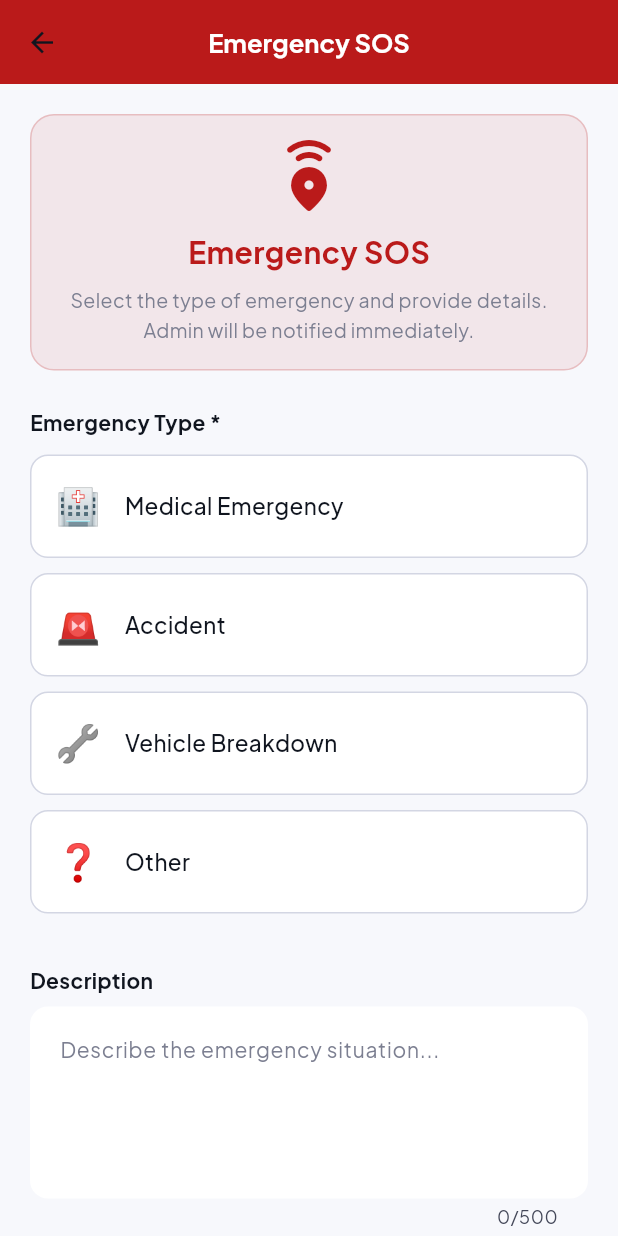
After one commit to Sumit46p/Sarathi, a Flutter app: the EmergencyScreen screen opened directly, on a phone screen of 412 x 824 dp. The commit adds this screen. Run offline on Flutter 3.47's test engine with Material 3 defaults, Android fonts, the phone set to English and light mode, and no system bars; our stand-ins replace audioplayers, flutter_map, flutter_secure_storage, geolocator, google_fonts, image_picker and 2 more; accounts and stored records are empty; network calls fail.

Commit message:
feat: add emergency SOS system with admin dispatch
Backend:
- Add EmergencyRequest model with status tracking
- Add emergency request creation endpoint for drivers
- Add admin endpoints for listing, dispatching, and resolving emergencies
- Auto-create notifications when emergency is submitted or dispatched
- Create migrations for Notification and EmergencyRequest models

Driver App:
- Add EmergencyScreen with location capture, description, and photo upload
- Replace SOS dialog with EmergencyScreen navigation
- Add API methods for emergency CRUD operations

Frontend Admin:
- Add Emergency tab to dashboard sidebar with pending count badge
- Add emergency request table with dispatch and resolve actions
- Auto-refresh emergency data every 5 seconds

```diff
--- /dev/null
+++ b/driver_app/lib/screens/emergency_screen.dart
@@ -0,0 +1,573 @@
+import 'dart:io';
+import 'package:flutter/material.dart';
+import 'package:flutter/services.dart';
+import 'package:geolocator/geolocator.dart';
+import 'package:image_picker/image_picker.dart';
+import 'package:google_fonts/google_fonts.dart';
+import '../theme.dart';
+import '../services/api_service.dart';
+
+class EmergencyScreen extends StatefulWidget {
+  const EmergencyScreen({super.key});
+
+  @override
+  State<EmergencyScreen> createState() => _EmergencyScreenState();
+}
+
+class _EmergencyScreenState extends State<EmergencyScreen> {
+  final _formKey = GlobalKey<FormState>();
+  final _descriptionController = TextEditingController();
+  final ImagePicker _imagePicker = ImagePicker();
+
+  String? _selectedEmergencyType;
+  bool _isLoading = false;
+  String? _errorMsg;
+  String? _successMsg;
+  Position? _currentPosition;
+  bool _isLoadingLocation = true;
+  File? _selectedImage;
+
+  final List<Map<String, String>> _emergencyTypes = [
+    {'value': 'medical', 'label': 'Medical Emergency', 'icon': '🏥'},
+    {'value': 'accident', 'label': 'Accident', 'icon': '🚨'},
+    {'value': 'breakdown', 'label': 'Vehicle Breakdown', 'icon': '🔧'},
+    {'value': 'other', 'label': 'Other', 'icon': '❓'},
+  ];
+
+  @override
+  void initState() {
+    super.initState();
+    _getCurrentLocation();
+  }
+
+  @override
+  void dispose() {
+    _descriptionController.dispose();
+    super.dispose();
+  }
+
+  Future<void> _getCurrentLocation() async {
+    setState(() => _isLoadingLocation = true);
+
+    try {
+      bool serviceEnabled = await Geolocator.isLocationServiceEnabled();
+      if (!serviceEnabled) {
+        setState(() => _isLoadingLocation = false);
+        return;
+      }
+
+      LocationPermission permission = await Geolocator.checkPermission();
+      if (permission == LocationPermission.denied) {
+        permission = await Geolocator.requestPermission();
+        if (permission == LocationPermission.denied) {
+          setState(() => _isLoadingLocation = false);
+          return;
+        }
+      }
+
+      if (permission == LocationPermission.deniedForever) {
+        setState(() => _isLoadingLocation = false);
+        return;
+      }
+
+      Position position = await Geolocator.getCurrentPosition(
+        desiredAccuracy: LocationAccuracy.high,
+      );
+
+      if (mounted) {
+        setState(() {
+          _currentPosition = position;
+          _isLoadingLocation = false;
+        });
+      }
+    } catch (e) {
+      if (mounted) {
+        setState(() => _isLoadingLocation = false);
+      }
+    }
+  }
+
+  Future<void> _pickImage(ImageSource source) async {
+    try {
+      final XFile? image = await _imagePicker.pickImage(
+        source: source,
+        maxWidth: 1024,
+        maxHeight: 1024,
+        imageQuality: 80,
+      );
+
+      if (image != null && mounted) {
+        setState(() {
+          _selectedImage = File(image.path);
+        });
+      }
+    } catch (e) {
+      if (mounted) {
+        ScaffoldMessenger.of(context).showSnackBar(
+          const SnackBar(content: Text('Failed to pick image'), backgroundColor: Colors.red),
+        );
+      }
+    }
+  }
+
+  Future<void> _submitEmergency() async {
+    if (_formKey.currentState!.validate()) {
+      if (_selectedEmergencyType == null) {
+        setState(() => _errorMsg = 'Please select an emergency type');
+        return;
+      }
+
+      HapticFeedback.heavyImpact();
+      setState(() {
+        _isLoading = true;
+        _errorMsg = null;
+        _successMsg = null;
+      });
+
+      Map<String, double>? location;
+      if (_currentPosition != null) {
+        location = {
+          'lat': _currentPosition!.latitude,
+          'lng': _currentPosition!.longitude,
+        };
+      }
+
+      final success = await ApiService.createEmergencyRequest(
+        emergencyType: _selectedEmergencyType!,
+        description: _descriptionController.text.trim(),
+        location: location,
+        imagePath: _selectedImage?.path,
+      );
+
+      if (!mounted) return;
+      setState(() => _isLoading = false);
+
+      if (success) {
+        HapticFeedback.mediumImpact();
+        setState(() {
+          _successMsg = 'Emergency request sent successfully. Help is on the way!';
+          _errorMsg = null;
+        });
+
+        // Play emergency sound
+        try {
+          // You can add emergency sound here
+        } catch (e) {
+          // Ignore sound errors
+        }
+
+        // Navigate back after 3 seconds
+        Future.delayed(const Duration(seconds: 3), () {
+          if (mounted) {
+            Navigator.of(context).pop(true);
+          }
+        });
+      } else {
+        setState(() {
+          _errorMsg = 'Failed to send emergency request. Please try again.';
+          _successMsg = null;
+        });
+      }
+    }
+  }
+
+  @override
+  Widget build(BuildContext context) {
+    return Scaffold(
+      backgroundColor: AppTheme.background,
+      appBar: AppBar(
+        title: Text('Emergency SOS', style: GoogleFonts.plusJakartaSans(fontWeight: FontWeight.w700, color: Colors.white)),
+        backgroundColor: AppTheme.errorColor,
+        elevation: 0,
+        automaticallyImplyLeading: true,
+      ),
+      body: SingleChildScrollView(
+        physics: const BouncingScrollPhysics(),
+        padding: const EdgeInsets.all(20),
+        child: Form(
+          key: _formKey,
+          child: Column(
+            crossAxisAlignment: CrossAxisAlignment.stretch,
+            children: [
+              if (_successMsg != null) ...[
+                Container(
+                  padding: const EdgeInsets.all(16),
+                  decoration: BoxDecoration(
+                    color: AppTheme.secondaryColor.withValues(alpha: 0.1),
+                    borderRadius: BorderRadius.circular(12),
+                    border: Border.all(color: AppTheme.secondaryColor.withValues(alpha: 0.3)),
+                  ),
+                  child: Row(
+                    children: [
+                      const Icon(Icons.check_circle_rounded, color: AppTheme.secondaryColor, size: 20),
+                      const SizedBox(width: 12),
+                      Expanded(
+                        child: Text(
+                          _successMsg!,
+                          style: GoogleFonts.plusJakartaSans(color: AppTheme.secondaryColor, fontWeight: FontWeight.w600),
+                        ),
+                      ),
+                    ],
+                  ),
+                ),
+                const SizedBox(height: 20),
+              ],
+
+              if (_errorMsg != null) ...[
+                Container(
+                  padding: const EdgeInsets.all(16),
+                  decoration: BoxDecoration(
+                    color: AppTheme.errorColor.withValues(alpha: 0.1),
+                    borderRadius: BorderRadius.circular(12),
+                    border: Border.all(color: AppTheme.errorColor.withValues(alpha: 0.3)),
+                  ),
+                  child: Row(
+                    children: [
+                      const Icon(Icons.error_outline_rounded, color: AppTheme.errorColor, size: 20),
+                      const SizedBox(width: 12),
+                      Expanded(
+                        child: Text(
+                          _errorMsg!,
+                          style: GoogleFonts.plusJakartaSans(color: AppTheme.errorColor, fontWeight: FontWeight.w600),
+                        ),
+                      ),
+                    ],
+                  ),
+                ),
+                const SizedBox(height: 20),
+              ],
+
+              Container(
+                padding: const EdgeInsets.all(16),
+                decoration: BoxDecoration(
+                  color: AppTheme.errorColor.withValues(alpha: 0.08),
+                  borderRadius: BorderRadius.circular(16),
+                  border: Border.all(color: AppTheme.errorColor.withValues(alpha: 0.2)),
+                ),
+                child: Column(
+                  children: [
+                    Icon(Icons.emergency_share_rounded, size: 48, color: AppTheme.errorColor),
+                    const SizedBox(height: 12),
+                    Text(
+                      'Emergency SOS',
+                      style: GoogleFonts.plusJakartaSans(
+                        fontSize: 20,
+                        fontWeight: FontWeight.w700,
+                        color: AppTheme.errorColor,
+                      ),
+                    ),
+                    const SizedBox(height: 8),
+                    Text(
+                      'Select the type of emergency and provide details. Admin will be notified immediately.',
+                      textAlign: TextAlign.center,
+                      style: GoogleFonts.plusJakartaSans(
+                        fontSize: 13,
+                        color: AppTheme.outline,
+                        height: 1.5,
+                      ),
+                    ),
+                  ],
+                ),
+              ),
+              const SizedBox(height: 24),
+
+              Text(
+                'Emergency Type *',
+                style: GoogleFonts.plusJakartaSans(
+                  fontSize: 14,
+                  fontWeight: FontWeight.w700,
+                  color: AppTheme.onSurface,
+                ),
+              ),
+              const SizedBox(height: 12),
+
+              ..._emergencyTypes.map((type) {
+                final isSelected = _selectedEmergencyType == type['value'];
+                return GestureDetector(
+                  onTap: () {
+                    HapticFeedback.lightImpact();
+                    setState(() {
+                      _selectedEmergencyType = type['value'];
+                      _errorMsg = null;
+                    });
+                  },
+                  child: Container(
+                    margin: const EdgeInsets.only(bottom: 10),
+                    padding: const EdgeInsets.all(16),
+                    decoration: BoxDecoration(
+                      color: isSelected ? AppTheme.errorColor.withValues(alpha: 0.1) : AppTheme.surfaceLowest,
+                      borderRadius: BorderRadius.circular(12),
+                      border: Border.all(
+                        color: isSelected ? AppTheme.errorColor : AppTheme.outlineVariant,
+                        width: isSelected ? 2 : 1,
+                      ),
+                    ),
+                    child: Row(
+                      children: [
+                        Text(
+                          type['icon']!,
+                          style: const TextStyle(fontSize: 24),
+                        ),
+                        const SizedBox(width: 16),
+                        Text(
+                          type['label']!,
+                          style: GoogleFonts.plusJakartaSans(
+                            fontSize: 15,
+                            fontWeight: isSelected ? FontWeight.w700 : FontWeight.w500,
+                            color: isSelected ? AppTheme.errorColor : AppTheme.onSurface,
+                          ),
+                        ),
+                        if (isSelected) ...[
+                          const Spacer(),
+                          Icon(Icons.check_circle_rounded, color: AppTheme.errorColor, size: 20),
+                        ],
+                      ],
+                    ),
+                  ),
+                );
+              }).toList(),
+
+              const SizedBox(height: 24),
+
+              Text(
+                'Description',
+                style: GoogleFonts.plusJakartaSans(
+                  fontSize: 14,
+                  fontWeight: FontWeight.w700,
+                  color: AppTheme.onSurface,
+                ),
+              ),
+              const SizedBox(height: 8),
+              TextFormField(
+                controller: _descriptionController,
+                maxLines: 4,
+                maxLength: 500,
+                decoration: InputDecoration(
+                  hintText: 'Describe the emergency situation...',
+                  filled: true,
+                  fillColor: AppTheme.surfaceLowest,
+                  border: OutlineInputBorder(
+                    borderRadius: BorderRadius.circular(12),
+                    borderSide: BorderSide.none,
+                  ),
+                  enabledBorder: OutlineInputBorder(
+                    borderRadius: BorderRadius.circular(12),
+                    borderSide: BorderSide.none,
+                  ),
+                  focusedBorder: OutlineInputBorder(
+                    borderRadius: BorderRadius.circular(12),
+                    borderSide: BorderSide(color: AppTheme.errorColor, width: 1.5),
+                  ),
+                ),
+                validator: (value) {
+                  if (value == null || value.isEmpty) {
+                    return 'Please provide a description';
+                  }
+                  return null;
+                },
+              ),
+
+              const SizedBox(height: 24),
+
+              Text(
+                'Location',
+                style: GoogleFonts.plusJakartaSans(
+                  fontSize: 14,
+                  fontWeight: FontWeight.w700,
+                  color: AppTheme.onSurface,
+                ),
+              ),
+              const SizedBox(height: 8),
+              Container(
+                padding: const EdgeInsets.all(16),
+                decoration: BoxDecoration(
+                  color: AppTheme.surfaceLowest,
+                  borderRadius: BorderRadius.circular(12),
+                  border: Border.all(color: AppTheme.outlineVariant),
+                ),
+                child: _isLoadingLocation
+                    ? Row(
+                        children: [
+                          const SizedBox(
+                            width: 20,
+                            height: 20,
+                            child: CircularProgressIndicator(strokeWidth: 2, color: AppTheme.errorColor),
+                          ),
+                          const SizedBox(width: 12),
+                          Text(
+                            'Getting location...',
+                            style: GoogleFonts.plusJakartaSans(color: AppTheme.outline),
+                          ),
+                        ],
+                      )
+                    : _currentPosition != null
+                        ? Row(
+                            children: [
+                              const Icon(Icons.location_on_rounded, color: AppTheme.errorColor, size: 20),
+                              const SizedBox(width: 12),
+                              Expanded(
+                                child: Column(
+                                  crossAxisAlignment: CrossAxisAlignment.start,
+                                  children: [
+                                    Text(
+                                      'Location captured',
+                                      style: GoogleFonts.plusJakartaSans(
+                                        fontWeight: FontWeight.w600,
+                                        color: AppTheme.onSurface,
+                                      ),
+                                    ),
+                                    Text(
+                                      '${_currentPosition!.latitude.toStringAsFixed(6)}, ${_currentPosition!.longitude.toStringAsFixed(6)}',
+                                      style: GoogleFonts.plusJakartaSans(
+                                        fontSize: 12,
+                                        color: AppTheme.outline,
+                                      ),
+                                    ),
+                                  ],
+                                ),
+                              ),
+                              Icon(Icons.check_circle_rounded, color: AppTheme.secondaryColor, size: 20),
+                            ],
+                          )
+                        : Row(
+                            children: [
+                              Icon(Icons.location_off_rounded, color: AppTheme.errorColor, size: 20),
+                              const SizedBox(width: 12),
+                              Expanded(
+                                child: Text(
+                                  'Location not available. Emergency will be sent without location.',
+                                  style: GoogleFonts.plusJakartaSans(color: AppTheme.outline),
+                                ),
+                              ),
+                            ],
+                          ),
+              ),
+
+              const SizedBox(height: 24),
+
+              Text(
+                'Photo Evidence',
+                style: GoogleFonts.plusJakartaSans(
+                  fontSize: 14,
+                  fontWeight: FontWeight.w700,
+                  color: AppTheme.onSurface,
+                ),
+              ),
+              const SizedBox(height: 8),
+              Row(
+                children: [
+                  Expanded(
+                    child: OutlinedButton.icon(
+                      onPressed: () => _pickImage(ImageSource.camera),
+                      icon: const Icon(Icons.camera_alt_rounded, size: 20),
+                      label: Text('Camera', style: GoogleFonts.plusJakartaSans(fontWeight: FontWeight.w600)),
+                      style: OutlinedButton.styleFrom(
+                        foregroundColor: AppTheme.errorColor,
+                        side: BorderSide(color: AppTheme.errorColor.withValues(alpha: 0.3)),
+                        padding: const EdgeInsets.symmetric(vertical: 14),
+                      ),
+                    ),
+                  ),
+                  const SizedBox(width: 12),
+                  Expanded(
+                    child: OutlinedButton.icon(
+                      onPressed: () => _pickImage(ImageSource.gallery),
+                      icon: const Icon(Icons.photo_library_rounded, size: 20),
+                      label: Text('Gallery', style: GoogleFonts.plusJakartaSans(fontWeight: FontWeight.w600)),
+                      style: OutlinedButton.styleFrom(
+                        foregroundColor: AppTheme.errorColor,
+                        side: BorderSide(color: AppTheme.errorColor.withValues(alpha: 0.3)),
+                        padding: const EdgeInsets.symmetric(vertical: 14),
+                      ),
+                    ),
+                  ),
+                ],
+              ),
+              if (_selectedImage != null) ...[
+                const SizedBox(height: 12),
+                Stack(
+                  children: [
+                    Container(
+                      height: 150,
+                      decoration: BoxDecoration(
+                        borderRadius: BorderRadius.circular(12),
+                        image: DecorationImage(
+                          image: FileImage(_selectedImage!),
+                          fit: BoxFit.cover,
+                        ),
+                      ),
+                    ),
+                    Positioned(
+                      top: 8,
+                      right: 8,
+                      child: GestureDetector(
+                        onTap: () => setState(() => _selectedImage = null),
+                        child: Container(
+                          padding: const EdgeInsets.all(4),
+                          decoration: const BoxDecoration(
+                            color: Colors.black54,
+                            shape: BoxShape.circle,
+                          ),
+                          child: const Icon(Icons.close_rounded, color: Colors.white, size: 18),
+                        ),
+                      ),
+                    ),
+                  ],
+                ),
+              ],
+
+              const SizedBox(height: 32),
+
+              SizedBox(
+                width: double.infinity,
+                height: 56,
+                child: ElevatedButton(
+                  onPressed: _isLoading ? null : _submitEmergency,
+                  style: ElevatedButton.styleFrom(
+                    backgroundColor: AppTheme.errorColor,
+                    foregroundColor: Colors.white,
+                    disabledBackgroundColor: AppTheme.errorColor.withValues(alpha: 0.6),
+                    shape: RoundedRectangleBorder(
+                      borderRadius: BorderRadius.circular(AppTheme.radiusMd),
+                    ),
+                    elevation: 0,
+                  ),
+                  child: _isLoading
+                      ? const SizedBox(
+                          height: 24,
+                          width: 24,
+                          child: CircularProgressIndicator(
+                            color: Colors.white,
+                            strokeWidth: 2.5,
+                          ),
+                        )
+                      : Text(
+                          'Send Emergency Request',
+                          style: GoogleFonts.plusJakartaSans(
+                            fontSize: 16,
+                            fontWeight: FontWeight.w700,
+                            color: Colors.white,
+                            letterSpacing: 0.3,
+                          ),
+                        ),
+                ),
+              ),
+
+              const SizedBox(height: 16),
+
+              Text(
+                'Your emergency request will be sent to the admin immediately. Please stay safe.',
+                textAlign: TextAlign.center,
+                style: GoogleFonts.plusJakartaSans(
+                  fontSize: 12,
+                  color: AppTheme.outline,
+                  height: 1.5,
+                ),
+              ),
+            ],
+          ),
+        ),
+      ),
+    );
+  }
+}
--- a/driver_app/lib/services/api_service.dart
+++ b/driver_app/lib/services/api_service.dart
@@ -764,4 +764,94 @@ class ApiService {
   }
 
   static void _log(String message) => print('[ApiService] $message');
+
+  static Future<bool> createEmergencyRequest({
+    required String emergencyType,
+    String? description,
+    Map<String, double>? location,
+    String? imagePath,
+  }) async {
+    try {
+      final request = http.MultipartRequest(
+        'POST',
+        Uri.parse('$_baseUrl/api/emergency/requests/create/'),
+      );
+      request.fields['emergency_type'] = emergencyType;
+      if (description != null && description.isNotEmpty) {
+        request.fields['description'] = description;
+      }
+      if (location != null) {
+        request.fields['location'] = jsonEncode(location);
+      }
+      if (imagePath != null) {
+        request.files.add(
+          await http.MultipartFile.fromPath('image', imagePath),
+        );
+      }
+
+      final streamed = await request.send().timeout(const Duration(seconds: 30));
+      final response = await http.Response.fromStream(streamed);
+
+      if (response.statusCode == 201 || response.statusCode == 200) {
+        return true;
+      } else {
+        _log('createEmergencyRequest failed [${response.statusCode}]: ${response.body}');
+        return false;
+      }
+    } catch (e) {
+      _log('createEmergencyRequest exception: $e');
+      return false;
+    }
+  }
+
+  static Future<List<dynamic>> getEmergencyRequests() async {
+    try {
+      final response = await _authenticatedRequest(
+        (headers) => http.get(
+          Uri.parse('$_baseUrl/api/emergency/requests/'),
+          headers: headers,
+        ),
+      );
+      if (response.statusCode == 200) {
+        final data = jsonDecode(response.body) as List<dynamic>;
+        return data;
+      }
+      return [];
+    } on ApiException catch (e) {
+      _log('getEmergencyRequests failed: $e');
+      rethrow;
+    }
+  }
+
+  static Future<bool> dispatchEmergencyRequest({
+    required int requestId,
+    required int vehicleId,
+  }) async {
+    try {
+      final response = await _authenticatedRequest(
+        (headers) => http.post(
+          Uri.parse('$_baseUrl/api/emergency/requests/$requestId/dispatch/'),
+          headers: headers,
+          body: jsonEncode({'vehicle_id': vehicleId}),
+        ),
+      );
+      return response.statusCode == 200;
+    } on ApiException {
+      return false;
+    }
+  }
+
+  static Future<bool> resolveEmergencyRequest(int requestId) async {
+    try {
+      final response = await _authenticatedRequest(
+        (headers) => http.post(
+          Uri.parse('$_baseUrl/api/emergency/requests/$requestId/resolve/'),
+          headers: headers,
+        ),
+      );
+      return response.statusCode == 200;
+    } on ApiException {
+      return false;
+    }
+  }
 }
```
Also changed, not shown: driver_app/lib/screens/dashboard_screen.dart (+5 -41 lines), 7 other files.
